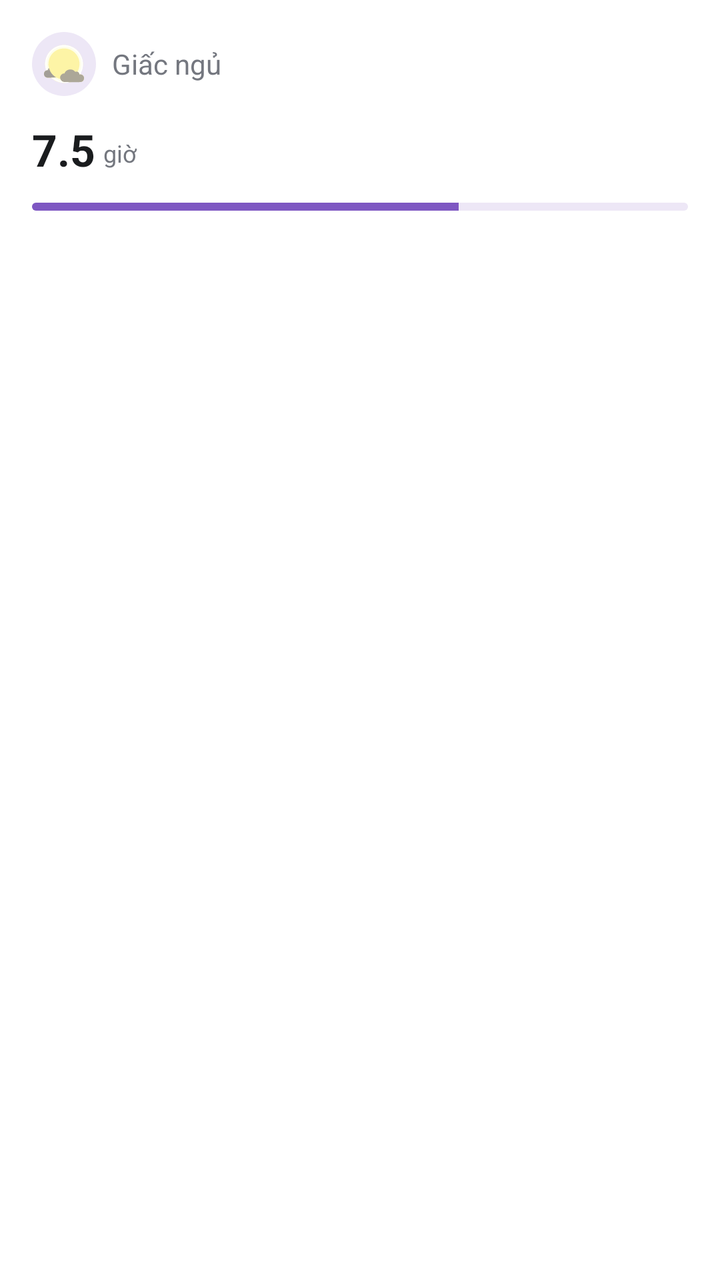
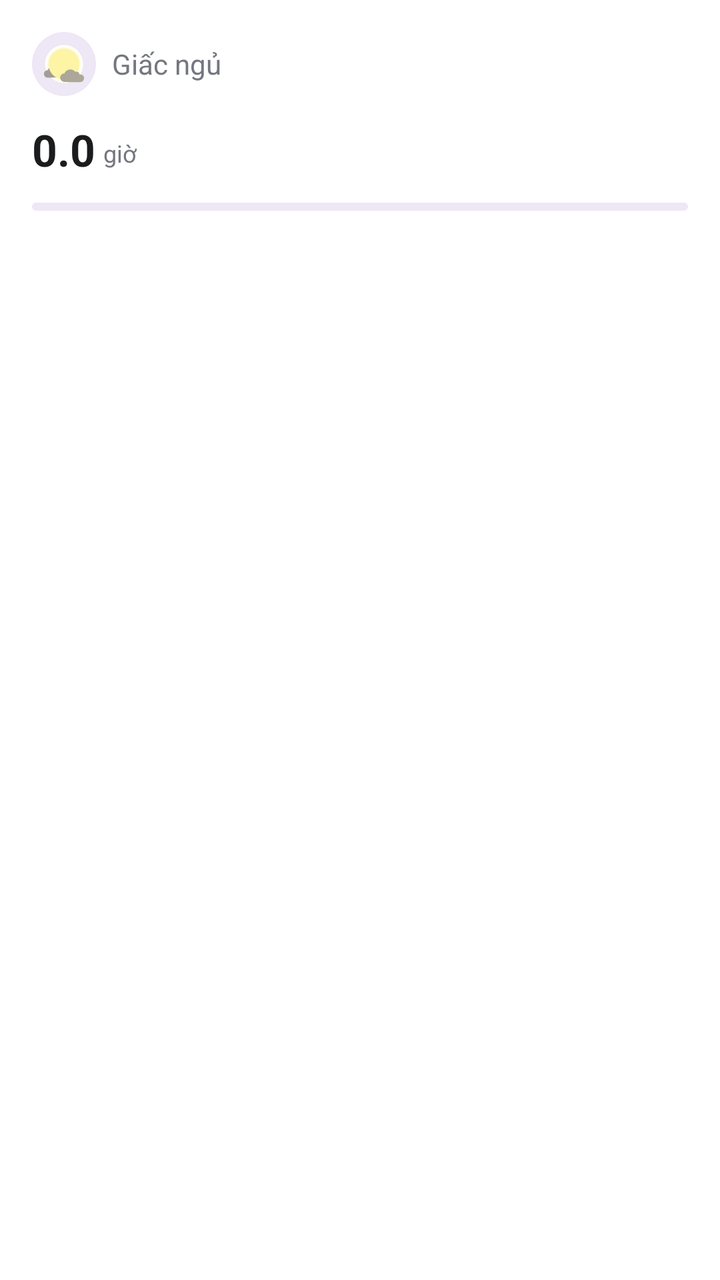

Before-and-after screenshots of an Android layout around one commit, followed by the original layout XML and the change that was made.
<!-- AndroidManifest.xml: application theme Theme.Better_Life -->
<!-- res/layout/item_health_card_sleep.xml -->
<?xml version="1.0" encoding="utf-8"?>
<androidx.cardview.widget.CardView xmlns:android="http://schemas.android.com/apk/res/android"
    xmlns:app="http://schemas.android.com/apk/res-auto"
    android:layout_width="match_parent"
    android:layout_height="wrap_content"
    app:cardCornerRadius="16dp"
    app:cardElevation="0dp"
    app:cardBackgroundColor="@color/white">

    <LinearLayout
        android:layout_width="match_parent"
        android:layout_height="wrap_content"
        android:orientation="vertical"
        android:padding="16dp">

        <LinearLayout
            android:layout_width="match_parent"
            android:layout_height="wrap_content"
            android:gravity="center_vertical"
            android:orientation="horizontal">

            <ImageView
                android:layout_width="32dp"
                android:layout_height="32dp"
                android:background="@drawable/bg_icon_sleep"
                android:padding="6dp"
                android:src="@drawable/ic_moon" />

            <TextView
                android:layout_width="wrap_content"
                android:layout_height="wrap_content"
                android:layout_marginStart="8dp"
                android:text="Giấc ngủ"
                android:textColor="@color/text_secondary"
                android:textSize="14sp" />
        </LinearLayout>

        <LinearLayout
            android:layout_width="match_parent"
            android:layout_height="wrap_content"
            android:layout_marginTop="12dp"
            android:gravity="bottom"
            android:orientation="horizontal">

            <TextView
                android:layout_width="wrap_content"
                android:layout_height="wrap_content"
                android:text="7.5"
                android:textColor="@color/text_title"
                android:textSize="22sp"
                android:textStyle="bold" />

            <TextView
                android:layout_width="wrap_content"
                android:layout_height="wrap_content"
                android:layout_marginStart="4dp"
                android:layout_marginBottom="2dp"
                android:text="giờ"
                android:textColor="@color/text_secondary"
                android:textSize="12sp" />
        </LinearLayout>

        <ProgressBar
            style="@style/Widget.AppCompat.ProgressBar.Horizontal"
            android:layout_width="match_parent"
            android:layout_height="4dp"
            android:layout_marginTop="12dp"
            android:progress="65"
            android:progressDrawable="@drawable/progress_sleep" />
    </LinearLayout>
</androidx.cardview.widget.CardView>
<!-- resources referenced by this layout -->
<resources>
  <color name="text_secondary">#74777F</color>
  <color name="text_title">#1A1C1E</color>
  <color name="white">#FFFFFFFF</color>
  <!-- drawable bg_icon_sleep (drawable) -->
  <?xml version="1.0" encoding="utf-8"?>
  <shape xmlns:android="http://schemas.android.com/apk/res/android"
      android:shape="oval">
      <solid android:color="@color/card_sleep" />
  </shape>
  <!-- drawable ic_moon: vector/xml drawable (drawable, 9538 chars, omitted) -->
  <!-- drawable progress_sleep (drawable) -->
  <?xml version="1.0" encoding="utf-8"?>
  <layer-list xmlns:android="http://schemas.android.com/apk/res/android">
      <item android:id="@android:id/background">
          <shape>
              <corners android:radius="10dp" />
              <solid android:color="#EDE7F6" />
          </shape>
      </item>
      <item android:id="@android:id/progress">
          <clip>
              <shape>
                  <corners android:radius="8dp" />
                  <solid android:color="@color/progress_sleep" />
              </shape>
          </clip>
      </item>
  </layer-list>
  <style name="Theme.Better_Life" parent="Theme.MaterialComponents.DayNight.NoActionBar">
          
          <item name="colorPrimary">@color/primary_teal</item>
          <item name="colorPrimaryVariant">@color/primary_teal_dark</item>
          <item name="colorOnPrimary">@color/white</item>
          
          <item name="colorSecondary">@color/nav_active</item>
          <item name="colorSecondaryVariant">@color/primary_teal_dark</item>
          <item name="colorOnSecondary">@color/white</item>
          
          <item name="android:statusBarColor">@color/primary_teal</item>
          
      </style>
  <color name="card_sleep">#EDE7F6</color>
  <color name="progress_sleep">#7E57C2</color>
  <color name="primary_teal">#26A69A</color>
  <color name="primary_teal_dark">#00796B</color>
  <color name="nav_active">#26A69A</color>
</resources>

<!-- the commit's change to res/layout/item_health_card_sleep.xml (unified diff, before → after) -->
@@ -43,9 +43,10 @@
             android:orientation="horizontal">
 
             <TextView
+                android:id="@+id/tv_sleep_value"
                 android:layout_width="wrap_content"
                 android:layout_height="wrap_content"
-                android:text="7.5"
+                android:text="0.0"
                 android:textColor="@color/text_title"
                 android:textSize="22sp"
                 android:textStyle="bold" />
@@ -61,11 +62,12 @@
         </LinearLayout>
 
         <ProgressBar
+            android:id="@+id/pb_sleep"
             style="@style/Widget.AppCompat.ProgressBar.Horizontal"
             android:layout_width="match_parent"
             android:layout_height="4dp"
             android:layout_marginTop="12dp"
-            android:progress="65"
+            android:progress="0"
             android:progressDrawable="@drawable/progress_sleep" />
     </LinearLayout>
 </androidx.cardview.widget.CardView>
